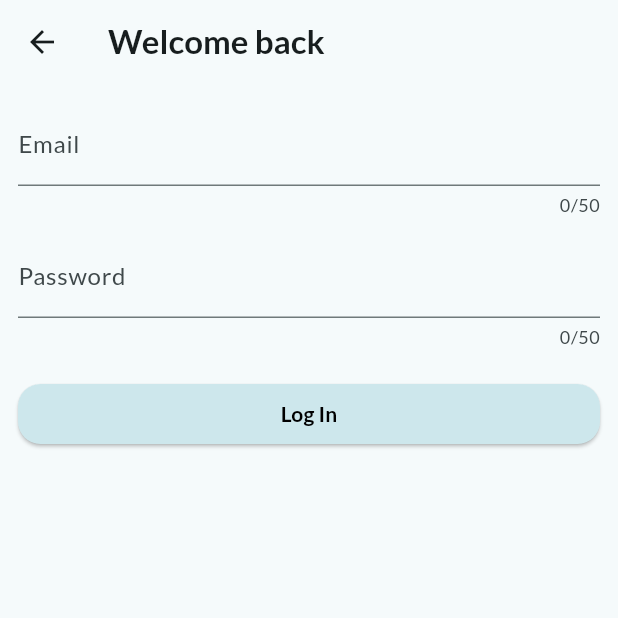
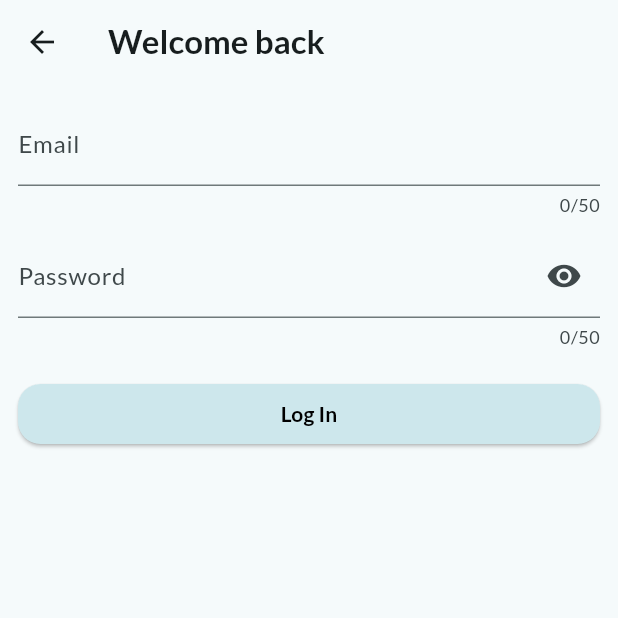
Before and after one commit to itsfornothing/Task-manager-mobile-app, a Flutter app: the screen it shows after launch, on a phone screen of 412 x 824 dp, the top half of it. Run offline on Flutter 3.47's test engine with Material 3 defaults, Android fonts, the phone set to English and light mode, and no system bars; our stand-ins replace flutter_local_notifications, flutter_riverpod, flutter_secure_storage, flutter_svg, google_fonts, image_picker; statements that could not run were skipped.

Commit message:
obscure text implemented in password field

```diff
--- a/fontend/lib/screens/login.dart
+++ b/fontend/lib/screens/login.dart
@@ -16,6 +16,8 @@
   final _emailController = TextEditingController();
   final _passwordController = TextEditingController();
   final ApiService apiService = ApiService();
+  bool _isObscure = true;
+
 
   void _goToSignUp(BuildContext context) {
     Navigator.push(
@@ -60,7 +62,10 @@
           onPressed: () => Navigator.pop(context),
           icon: const Icon(Icons.arrow_back_outlined),
         ),
-        title: const Text('Welcome back', style: TextStyle(fontWeight: FontWeight.bold),),
+        title: const Text(
+          'Welcome back',
+          style: TextStyle(fontWeight: FontWeight.bold),
+        ),
       ),
       body: Padding(
         padding: const EdgeInsets.all(12),
@@ -78,10 +83,21 @@
               TextFormField(
                 controller: _passwordController,
                 maxLength: 50,
-                obscureText: true,
-                decoration: const InputDecoration(labelText: 'Password'),
+                obscureText: _isObscure,
+                decoration: InputDecoration(
+                  labelText: 'Password',
+                  suffixIcon: IconButton(
+                    icon: _isObscure
+                        ? Icon(Icons.visibility)
+                        : Icon(Icons.visibility_off),
+                    onPressed: () {
+                      setState(() {
+                        _isObscure = !_isObscure;
+                      });
+                    },
+                  ),
+                ),
                 validator: validatePassword,
-
               ),
               const SizedBox(height: 20),
               SizedBox(
@@ -97,7 +113,10 @@
                       borderRadius: BorderRadius.circular(15),
                     ),
                   ),
-                  child: const Text('Log In', style: TextStyle(fontWeight: FontWeight.bold),),
+                  child: const Text(
+                    'Log In',
+                    style: TextStyle(fontWeight: FontWeight.bold),
+                  ),
                 ),
               ),
               Spacer(),
```
